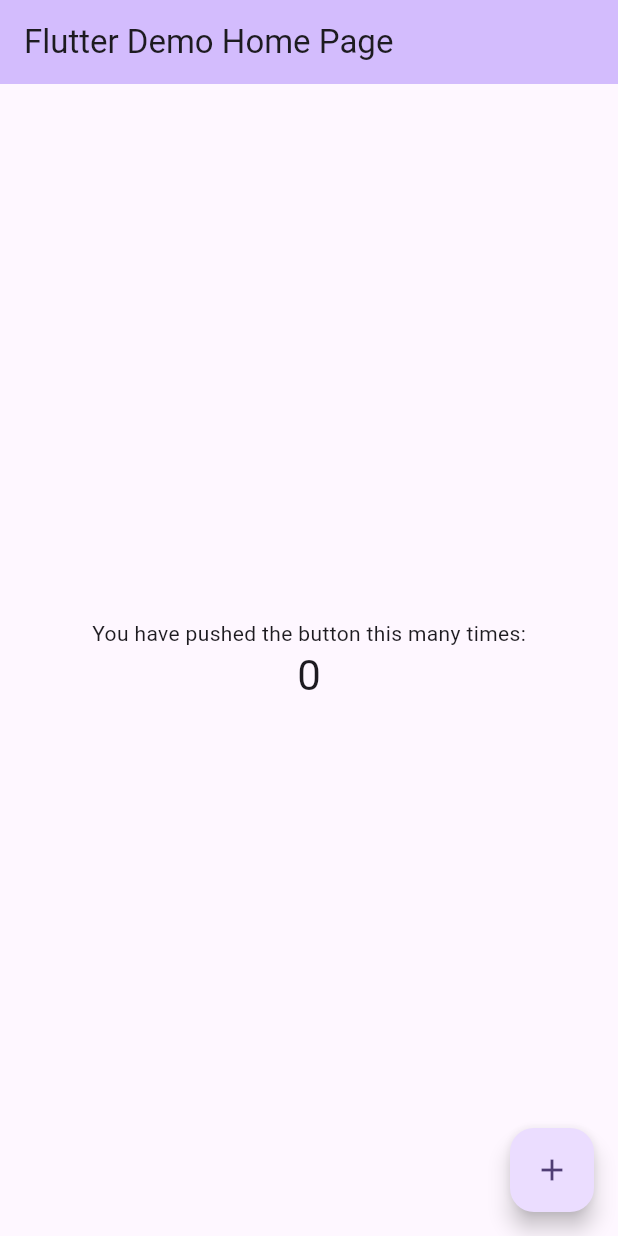
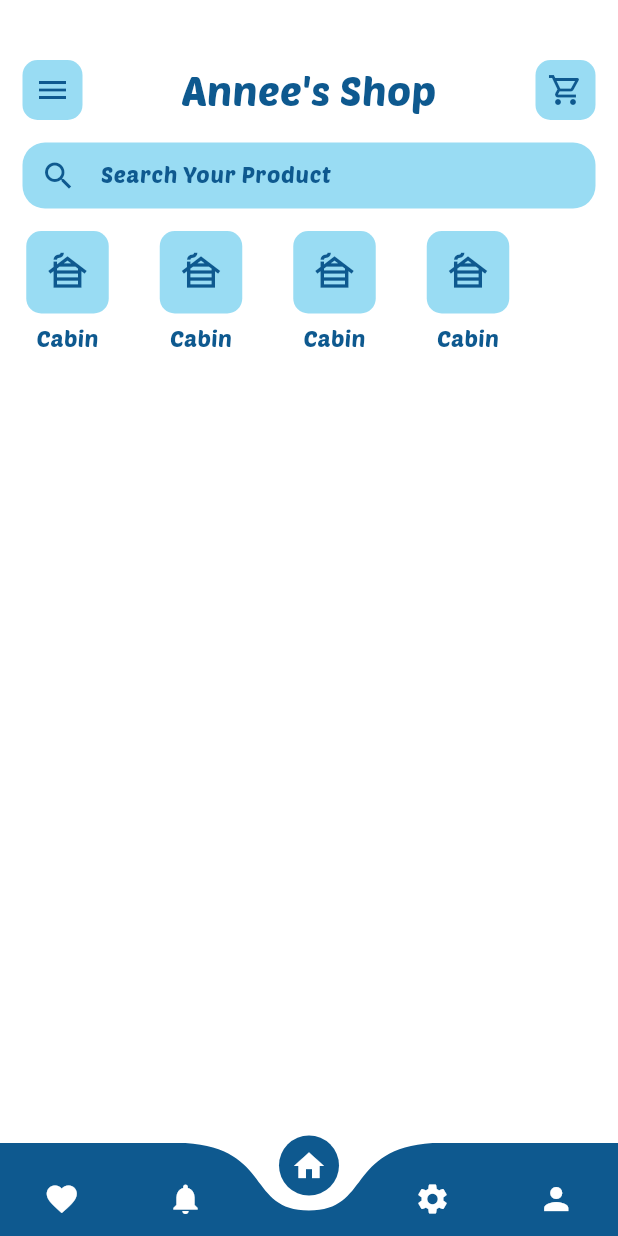
Before and after one commit to bunrieucuaa/BTL_Flutter, a Flutter app: the screen it shows after launch, on a phone screen of 412 x 824 dp. Run offline on Flutter 3.47's test engine with Material 3 defaults, Android fonts, the phone set to English and light mode, and no system bars; drawn by our look-alikes of curved_navigation_bar.

Commit message:
feat: add header row, search bar and categories list view #1

```diff
--- /dev/null
+++ b/lib/home_page.dart
@@ -0,0 +1,58 @@
+import 'package:flutter/material.dart';
+import 'package:curved_navigation_bar/curved_navigation_bar.dart';
+import 'package:flutter_btl/ice_home.dart';
+import 'package:flutter_btl/static/staticColor.dart';
+
+
+class HomePage extends StatefulWidget {
+  const HomePage({super.key});
+
+  @override
+  State<HomePage> createState() => _HomePageState();
+}
+
+class _HomePageState extends State<HomePage> {
+  int _selectedIndex = 2; //index bắt đầu từ 0
+
+  Widget getWidgets(int index) {
+    switch (index) {
+      case 0:
+        return const Center(child: Text("Favorites"));
+      case 1:
+        return const Center(child: Text("Notifications"));
+      case 2:
+        return const IceCreamHomePage();
+      case 3:
+        return const Center(child: Text("Settings"));
+      case 4:
+        return const Center(child: Text("Person"));
+    }
+    return Container();
+  }
+
+  @override
+  Widget build(BuildContext context) {
+    return Scaffold(
+        backgroundColor: backgroundColor,
+        //Navbar cong
+        bottomNavigationBar: CurvedNavigationBar(
+          color: firstColor, //Màu cho thanh navbar
+          height: 62,
+          backgroundColor: Colors.transparent, //Màu background của button icon
+          index: _selectedIndex,
+          onTap: (int index) {
+            setState(() {
+              _selectedIndex = index;
+            });
+          },
+          items: const [
+            Icon(Icons.favorite, color: backgroundColor),
+            Icon(Icons.notifications, color: backgroundColor),
+            Icon(Icons.home, color: backgroundColor),
+            Icon(Icons.settings, color: backgroundColor),
+            Icon(Icons.person, color: backgroundColor),
+          ],
+        ),
+        body: getWidgets(_selectedIndex));
+  }
+}
--- /dev/null
+++ b/lib/ice_home.dart
@@ -0,0 +1,151 @@
+import 'package:flutter/material.dart';
+import 'package:flutter_btl/static/staticColor.dart';
+
+class IceCreamHomePage extends StatefulWidget {
+  const IceCreamHomePage({super.key});
+
+  @override
+  State<IceCreamHomePage> createState() => _IceCreamHomePageState();
+}
+
+class _IceCreamHomePageState extends State<IceCreamHomePage> {
+  //ListView Category
+  List<Map<String, dynamic>> categoriesList = [
+    {
+      "icon": Icons.cabin,
+      "label": "Cabin",
+    },
+    {
+      "icon": Icons.cabin,
+      "label": "Cabin",
+    },
+    {
+      "icon": Icons.cabin,
+      "label": "Cabin",
+    },
+    {
+      "icon": Icons.cabin,
+      "label": "Cabin",
+    },
+  ];
+
+  @override
+  Widget build(BuildContext context) {
+    return Scaffold(
+        backgroundColor: backgroundColor,
+        body: Padding(
+          padding: const EdgeInsets.only(top: 40, left: 15, right: 15),
+          child: Container(
+            height: MediaQuery.of(context).size.height / 2 - 70,
+            //MediaQuery cho phép truy cập vào kích thước và định dạng của màn hình thiết bị
+            // color: Colors.yellow,
+            child: Column(
+              children: [
+                Column(
+                  children: [
+                    headerAppBar(),
+                    searchContainer(),
+                    categoryListView()
+                  ],
+                )
+              ],
+            ),
+          ),
+        ));
+  }
+
+  //Row Header
+  Widget headerAppBar() => Row(
+        mainAxisAlignment: MainAxisAlignment.spaceBetween,
+        children: [
+          Container(
+            height: 40,
+            width: 40,
+            decoration: BoxDecoration(
+                color: forthColor, borderRadius: BorderRadius.circular(10)),
+            child: const Icon(Icons.menu, color: firstColor),
+          ),
+          const Text(
+            "Annee's Shop",
+            textAlign: TextAlign.center,
+            style: TextStyle(
+              color: firstColor,
+              fontSize: 27,
+              fontFamily: "Poetsen One",
+            ),
+          ),
+          Container(
+            height: 40,
+            width: 40,
+            decoration: BoxDecoration(
+                color: forthColor, borderRadius: BorderRadius.circular(10)),
+            child: const Icon(Icons.shopping_cart_outlined, color: firstColor),
+          ),
+        ],
+      );
+
+  //Row search bar
+  Widget searchContainer() => Padding(
+        padding: const EdgeInsets.only(top: 15, bottom: 15),
+        child: Container(
+            height: 44,
+            decoration: BoxDecoration(
+                color: forthColor, borderRadius: BorderRadius.circular(15)),
+            child: const TextField(
+              cursorColor: firstColor,
+              style: TextStyle(
+                color: firstColor,
+              ),
+              decoration: InputDecoration(
+                border: InputBorder.none,
+                prefixIcon: Icon(
+                  Icons.search,
+                  color: firstColor,
+                ),
+                hintText: "Search Your Product",
+                hintStyle: TextStyle(
+                    color: firstColor, fontFamily: "Poetsen One", fontSize: 15),
+              ),
+            )),
+      );
+
+  //Category List View
+  Widget categoryListView() => Container(
+        height: 100,
+        child: ListView.builder(
+          scrollDirection: Axis.horizontal,
+          itemCount: categoriesList.length,
+          itemBuilder: (context, index) {
+            final category = categoriesList[index];
+            return Container(
+              height: 100,
+              width: 60,
+              margin: const EdgeInsets.only(
+                  right: 29), //Margin right cho từng phần tử
+              child: Column(
+                children: [
+                  Container(
+                    height: 55,
+                    width: 55,
+                    decoration: BoxDecoration(
+                        color: forthColor,
+                        borderRadius: BorderRadius.circular(10)),
+                    child: Icon(category["icon"], size: 28, color: firstColor),
+                  ),
+                  const SizedBox(
+                    height: 5,
+                  ),
+                  Text(
+                    category["label"],
+                    style: const TextStyle(
+                        color: firstColor,
+                        fontFamily: "Poetsen One",
+                        fontSize: 15),
+                  )
+                ],
+              ),
+            );
+          },
+        ),
+      );
+}
--- a/lib/main.dart
+++ b/lib/main.dart
@@ -1,4 +1,5 @@
 import 'package:flutter/material.dart';
+import 'package:flutter_btl/home_page.dart';
 
 void main() {
   runApp(const MyApp());
@@ -7,119 +8,17 @@
 class MyApp extends StatelessWidget {
   const MyApp({super.key});
 
-  // This widget is the root of your application.
   @override
   Widget build(BuildContext context) {
     return MaterialApp(
-      title: 'Flutter Demo',
       theme: ThemeData(
-        // This is the theme of your application.
-        //
-        // TRY THIS: Try running your application with "flutter run". You'll see
-        // the application has a purple toolbar. Then, without quitting the app,
-        // try changing the seedColor in the colorScheme below to Colors.green
-        // and then invoke "hot reload" (save your changes or press the "hot
-        // reload" button in a Flutter-supported IDE, or press "r" if you used
-        // the command line to start the app).
-        //
-        // Notice that the counter didn't reset back to zero; the application
-        // state is not lost during the reload. To reset the state, use hot
-        // restart instead.
-        //
-        // This works for code too, not just values: Most code changes can be
-        // tested with just a hot reload.
-        colorScheme: ColorScheme.fromSeed(seedColor: Colors.deepPurple),
-        useMaterial3: true,
+        primarySwatch: Colors.blue,
       ),
-      home: const MyHomePage(title: 'Flutter Demo Home Page'),
+      debugShowCheckedModeBanner: false,
+      home: const HomePage(),
     );
   }
 }
 
-class MyHomePage extends StatefulWidget {
-  const MyHomePage({super.key, required this.title});
 
-  // This widget is the home page of your application. It is stateful, meaning
-  // that it has a State object (defined below) that contains fields that affect
-  // how it looks.
-
-  // This class is the configuration for the state. It holds the values (in this
-  // case the title) provided by the parent (in this case the App widget) and
-  // used by the build method of the State. Fields in a Widget subclass are
-  // always marked "final".
-
-  final String title;
-
-  @override
-  State<MyHomePage> createState() => _MyHomePageState();
-}
-
-class _MyHomePageState extends State<MyHomePage> {
-  int _counter = 0;
-
-  void _incrementCounter() {
-    setState(() {
-      // This call to setState tells the Flutter framework that something has
-      // changed in this State, which causes it to rerun the build method below
-      // so that the display can reflect the updated values. If we changed
-      // _counter without calling setState(), then the build method would not be
-      // called again, and so nothing would appear to happen.
-      _counter++;
-    });
-  }
-
-  @override
-  Widget build(BuildContext context) {
-    // This method is rerun every time setState is called, for instance as done
-    // by the _incrementCounter method above.
-    //
-    // The Flutter framework has been optimized to make rerunning build methods
-    // fast, so that you can just rebuild anything that needs updating rather
-    // than having to individually change instances of widgets.
-    return Scaffold(
-      appBar: AppBar(
-        // TRY THIS: Try changing the color here to a specific color (to
-        // Colors.amber, perhaps?) and trigger a hot reload to see the AppBar
-        // change color while the other colors stay the same.
-        backgroundColor: Theme.of(context).colorScheme.inversePrimary,
-        // Here we take the value from the MyHomePage object that was created by
-        // the App.build method, and use it to set our appbar title.
-        title: Text(widget.title),
-      ),
-      body: Center(
-        // Center is a layout widget. It takes a single child and positions it
-        // in the middle of the parent.
-        child: Column(
-          // Column is also a layout widget. It takes a list of children and
-          // arranges them vertically. By default, it sizes itself to fit its
-          // children horizontally, and tries to be as tall as its parent.
-          //
-          // Column has various properties to control how it sizes itself and
-          // how it positions its children. Here we use mainAxisAlignment to
-          // center the children vertically; the main axis here is the vertical
-          // axis because Columns are vertical (the cross axis would be
-          // horizontal).
-          //
-          // TRY THIS: Invoke "debug painting" (choose the "Toggle Debug Paint"
-          // action in the IDE, or press "p" in the console), to see the
-          // wireframe for each widget.
-          mainAxisAlignment: MainAxisAlignment.center,
-          children: <Widget>[
-            const Text(
-              'You have pushed the button this many times:',
-            ),
-            Text(
-              '$_counter',
-              style: Theme.of(context).textTheme.headlineMedium,
-            ),
-          ],
-        ),
-      ),
-      floatingActionButton: FloatingActionButton(
-        onPressed: _incrementCounter,
-        tooltip: 'Increment',
-        child: const Icon(Icons.add),
-      ), // This trailing comma makes auto-formatting nicer for build methods.
-    );
-  }
-}
+//last check 9:33
--- /dev/null
+++ b/lib/static/staticColor.dart
@@ -0,0 +1,12 @@
+import 'package:flutter/material.dart';
+
+export 'staticColor.dart';
+
+//Theme Colors
+const Color firstColor = Color.fromARGB(255, 14, 89, 143);
+const Color secondColor = Color.fromARGB(255, 74, 167, 226);
+const Color thirdColor = Color.fromARGB(255, 122, 196, 232);
+const Color forthColor = Color.fromARGB(255, 153, 220, 243);
+
+//Background Color
+const Color backgroundColor = Colors.white;
```
Also changed, not shown: pubspec.yaml (+7 -0 lines), assets/PoetsenOne-Regular.ttf (added), pubspec.lock.
